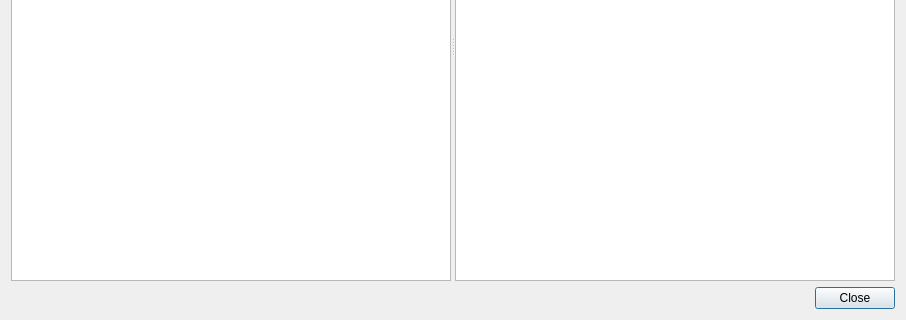
Above: Plugins/ErdEditor/changes/erdchangeregistrydialog.ui from pawelsalawa/sqlitestudio before the change; both pictures show x 0 to 906 and y 201 to 521 of the 906 by 521 pixel window. Below: the same form after it.
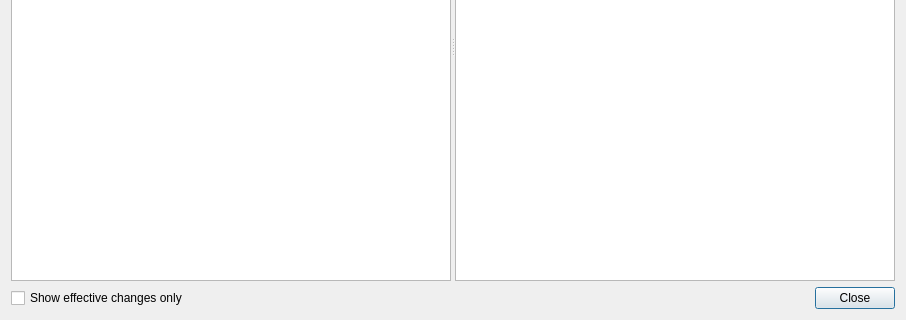
That is the form after the change. Custom widgets are drawn as their Qt base class.

What changed in the file:
```diff
--- a/Plugins/ErdEditor/changes/erdchangeregistrydialog.ui
+++ b/Plugins/ErdEditor/changes/erdchangeregistrydialog.ui
@@ -16,6 +16,12 @@
   <layout class="QVBoxLayout" name="verticalLayout">
    <item>
     <widget class="QWidget" name="topContainer" native="true">
+     <property name="sizePolicy">
+      <sizepolicy hsizetype="Preferred" vsizetype="Expanding">
+       <horstretch>0</horstretch>
+       <verstretch>0</verstretch>
+      </sizepolicy>
+     </property>
      <layout class="QVBoxLayout" name="verticalLayout_4">
       <property name="leftMargin">
        <number>0</number>
@@ -111,6 +117,37 @@
     </widget>
    </item>
    <item>
+    <widget class="QWidget" name="widget" native="true">
+     <property name="sizePolicy">
+      <sizepolicy hsizetype="Preferred" vsizetype="Minimum">
+       <horstretch>0</horstretch>
+       <verstretch>0</verstretch>
+      </sizepolicy>
+     </property>
+     <layout class="QHBoxLayout" name="horizontalLayout">
+      <property name="leftMargin">
+       <number>0</number>
+      </property>
+      <property name="topMargin">
+       <number>0</number>
+      </property>
+      <property name="rightMargin">
+       <number>0</number>
+      </property>
+      <property name="bottomMargin">
+       <number>0</number>
+      </property>
+      <item>
+       <widget class="QCheckBox" name="compactCheckBox">
+        <property name="toolTip">
+         <string>&lt;html&gt;&lt;head/&gt;&lt;body&gt;&lt;p&gt;Shows the changes as they will be committed. Redundant or mutually cancelling steps are merged or removed from the list.&lt;br/&gt;When disabled, all individual undo and redo steps are shown.&lt;/p&gt;&lt;/body&gt;&lt;/html&gt;</string>
+        </property>
+        <property name="text">
+         <string>Show effective changes only</string>
+        </property>
+       </widget>
+      </item>
+      <item>
     <widget class="QDialogButtonBox" name="buttonBox">
      <property name="orientation">
       <enum>Qt::Orientation::Horizontal</enum>
@@ -118,6 +155,9 @@
      <property name="standardButtons">
       <set>QDialogButtonBox::StandardButton::Close</set>
      </property>
+       </widget>
+      </item>
+     </layout>
     </widget>
    </item>
   </layout>
```
Lines whose indentation alone changed are shown as unchanged.
